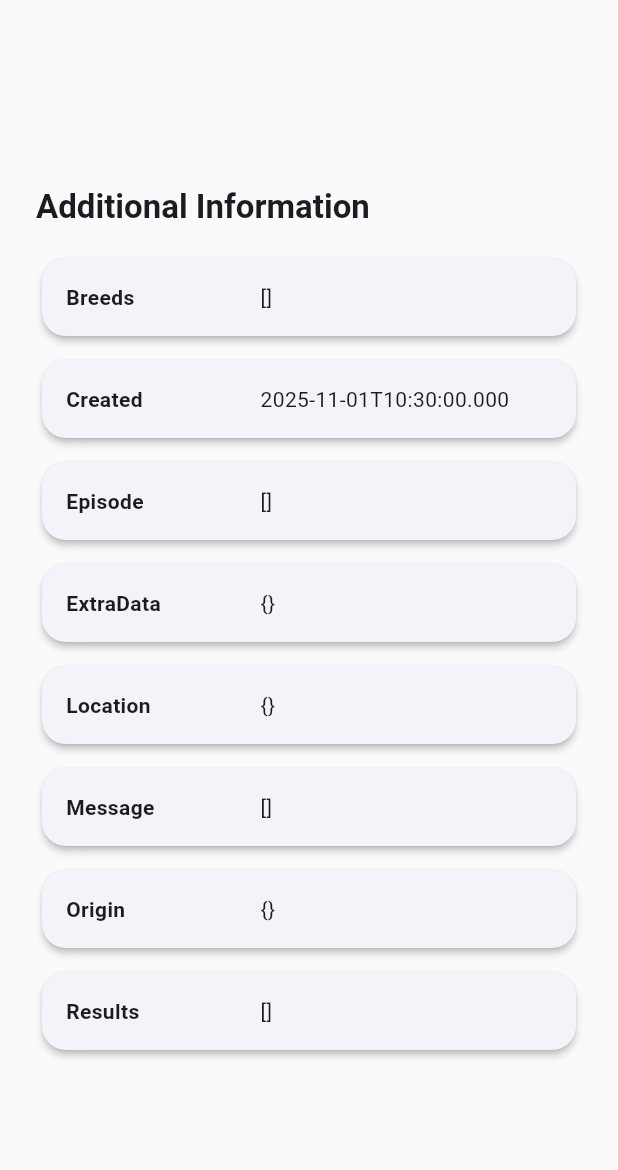
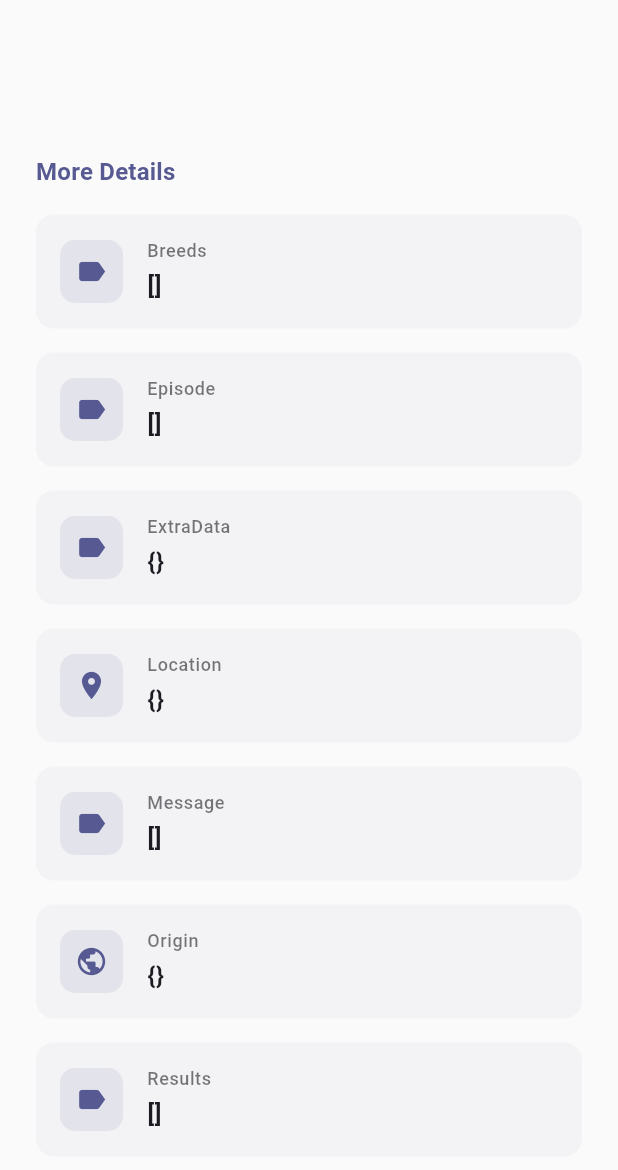
Before and after one commit to AngelGuerrero/technical_carvel_test, a Flutter app: the DetailContent widget shown alone on an empty page, opened directly with empty values, on a phone screen of 412 x 824 dp. Shown: the top 1170 px of the screen. Run offline on Flutter 3.47's test engine with Material 3 defaults, Android fonts, the phone set to English and light mode, and no system bars; our stand-ins replace cached_network_image, flutter_riverpod, go_router, shimmer; network calls fail.

Commit message:
Refactor DetailContent widget to enhance data presentation and styling. Updated text styles, added highlighted badges for extra data, and improved layout for additional information display.

```diff
--- a/lib/presentation/screens/detail/widgets/detail_content.dart
+++ b/lib/presentation/screens/detail/widgets/detail_content.dart
@@ -16,46 +16,115 @@ class DetailContent extends StatelessWidget {
         children: [
           Text(
             item.name,
-            style: Theme.of(context).textTheme.headlineMedium?.copyWith(
+            style: Theme.of(context).textTheme.headlineLarge?.copyWith(
               fontWeight: FontWeight.bold,
             ),
           ),
           const SizedBox(height: AppConstants.defaultPadding),
-          if (item.description != null) ...[
-            Text(
-              item.description!,
-              style: Theme.of(context).textTheme.bodyLarge?.copyWith(
-                color: Colors.grey[700],
-              ),
-            ),
+          if (item.extraData != null) ..._buildHighlightedBadges(context),
           const SizedBox(height: AppConstants.largePadding),
-          ],
           if (item.extraData != null) ..._buildExtraData(context),
         ],
       ),
     );
   }
 
+  List<Widget> _buildHighlightedBadges(BuildContext context) {
+    final extraData = item.extraData!;
+    final badges = <Widget>[];
+
+    final highlightedKeys = ['status', 'species', 'breed', 'temperament'];
+    final highlightedData = extraData.entries
+        .where((e) => highlightedKeys.contains(e.key.toLowerCase()) &&
+                     e.value != null &&
+                     e.value.toString().isNotEmpty)
+        .toList();
+
+    if (highlightedData.isEmpty) return [];
+
+    badges.add(
+      Wrap(
+        spacing: 8,
+        runSpacing: 8,
+        children: highlightedData.map((entry) {
+          final icon = _getIconForKey(entry.key);
+          return Container(
+            padding: const EdgeInsets.symmetric(horizontal: 12, vertical: 8),
+            decoration: BoxDecoration(
+              gradient: LinearGradient(
+                colors: [
+                  Theme.of(context).colorScheme.primary.withValues(alpha: 0.8),
+                  Theme.of(context).colorScheme.secondary.withValues(alpha: 0.8),
+                ],
+              ),
+              borderRadius: BorderRadius.circular(20),
+              boxShadow: [
+                BoxShadow(
+                  color: Theme.of(context).colorScheme.primary.withValues(alpha: 0.3),
+                  blurRadius: 8,
+                  offset: const Offset(0, 2),
+                ),
+              ],
+            ),
+            child: Row(
+              mainAxisSize: MainAxisSize.min,
+              children: [
+                if (icon != null) ...[
+                  Icon(icon, size: 16, color: Colors.white),
+                  const SizedBox(width: 6),
+                ],
+                Text(
+                  entry.value.toString(),
+                  style: Theme.of(context).textTheme.bodyMedium?.copyWith(
+                    color: Colors.white,
+                    fontWeight: FontWeight.w600,
+                  ),
+                ),
+              ],
+            ),
+          );
+        }).toList(),
+      ),
+    );
+
+    return badges;
+  }
+
   List<Widget> _buildExtraData(BuildContext context) {
     final extraData = item.extraData!;
     final widgets = <Widget>[];
 
+    final highlightedKeys = ['status', 'species', 'breed', 'temperament'];
+    final excludedKeys = ['created'];
+    final entries = extraData.entries
+        .where((entry) =>
+            !highlightedKeys.contains(entry.key.toLowerCase()) &&
+            !excludedKeys.contains(entry.key.toLowerCase()) &&
+            entry.value != null &&
+            entry.value.toString().isNotEmpty)
+        .toList();
+
+    if (entries.isEmpty) return [];
+
     widgets.add(
       Text(
-        'Additional Information',
-        style: Theme.of(context).textTheme.titleLarge?.copyWith(
+        'More Details',
+        style: Theme.of(context).textTheme.titleMedium?.copyWith(
           fontWeight: FontWeight.bold,
+          color: Theme.of(context).colorScheme.primary,
         ),
       ),
     );
     widgets.add(const SizedBox(height: AppConstants.defaultPadding));
 
-    extraData.forEach((key, value) {
-      if (value != null && value.toString().isNotEmpty) {
-        widgets.add(_buildInfoRow(context, key, value));
-        widgets.add(const SizedBox(height: AppConstants.smallPadding));
+    for (var i = 0; i < entries.length; i++) {
+      final entry = entries[i];
+      widgets.add(_buildInfoRow(context, entry.key, entry.value));
+
+      if (i < entries.length - 1) {
+        widgets.add(const SizedBox(height: AppConstants.defaultPadding));
       }
-    });
+    }
 
     return widgets;
   }
@@ -67,31 +136,84 @@ class DetailContent extends StatelessWidget {
         .map((word) => word[0].toUpperCase() + word.substring(1))
         .join(' ');
 
-    return Card(
-      child: Padding(
+    final icon = _getIconForKey(key);
+
+    return Container(
       padding: const EdgeInsets.all(AppConstants.defaultPadding),
+      decoration: BoxDecoration(
+        color: Theme.of(context).colorScheme.surfaceContainerHighest.withValues(alpha: 0.3),
+        borderRadius: BorderRadius.circular(12),
+      ),
       child: Row(
+        children: [
+          if (icon != null) ...[
+            Container(
+              padding: const EdgeInsets.all(10),
+              decoration: BoxDecoration(
+                color: Theme.of(context).colorScheme.primary.withValues(alpha: 0.1),
+                borderRadius: BorderRadius.circular(10),
+              ),
+              child: Icon(
+                icon,
+                size: 22,
+                color: Theme.of(context).colorScheme.primary,
+              ),
+            ),
+            const SizedBox(width: 16),
+          ],
+          Expanded(
+            child: Column(
               crossAxisAlignment: CrossAxisAlignment.start,
               children: [
-            Expanded(
-              flex: 2,
-              child: Text(
+                Text(
                   formattedKey,
-                style: Theme.of(context).textTheme.bodyMedium?.copyWith(
-                  fontWeight: FontWeight.w600,
+                  style: Theme.of(context).textTheme.bodySmall?.copyWith(
+                    color: Theme.of(context).colorScheme.onSurface.withValues(alpha: 0.6),
+                    fontWeight: FontWeight.w500,
+                    fontSize: 12,
                   ),
                 ),
-            ),
-            Expanded(
-              flex: 3,
-              child: Text(
+                const SizedBox(height: 4),
+                Text(
                   value.toString(),
-                style: Theme.of(context).textTheme.bodyMedium,
+                  style: Theme.of(context).textTheme.bodyLarge?.copyWith(
+                    fontWeight: FontWeight.w600,
+                    color: Theme.of(context).colorScheme.onSurface,
                   ),
                 ),
               ],
             ),
           ),
+        ],
+      ),
     );
   }
+
+  IconData? _getIconForKey(String key) {
+    switch (key.toLowerCase()) {
+      case 'status':
+        return Icons.favorite;
+      case 'species':
+        return Icons.pets;
+      case 'gender':
+        return Icons.person;
+      case 'origin':
+        return Icons.public;
+      case 'location':
+        return Icons.location_on;
+      case 'episode_count':
+        return Icons.movie;
+      case 'breed':
+        return Icons.category;
+      case 'temperament':
+        return Icons.mood;
+      case 'life_span':
+        return Icons.timeline;
+      case 'created':
+        return Icons.calendar_today;
+      default:
+        return Icons.label;
     }
+  }
+
+}
```
Lines whose indentation alone changed are shown as unchanged.
